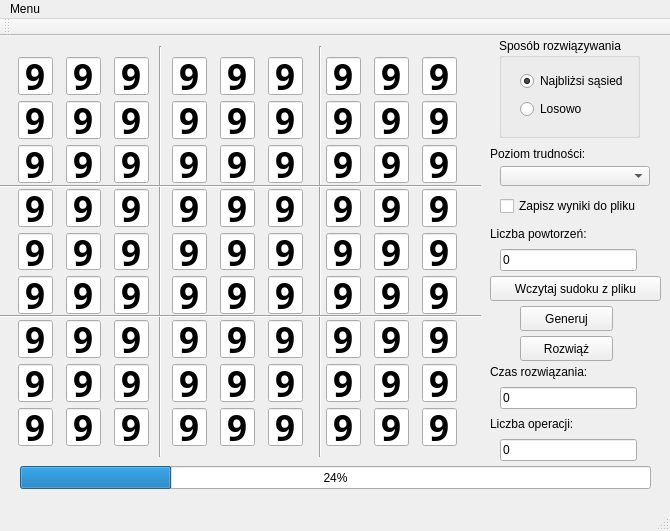
This is GUI/sudokugui.ui in Insekt0/lubie_placki as Qt 5 draws it before an edit. The edited form follows.
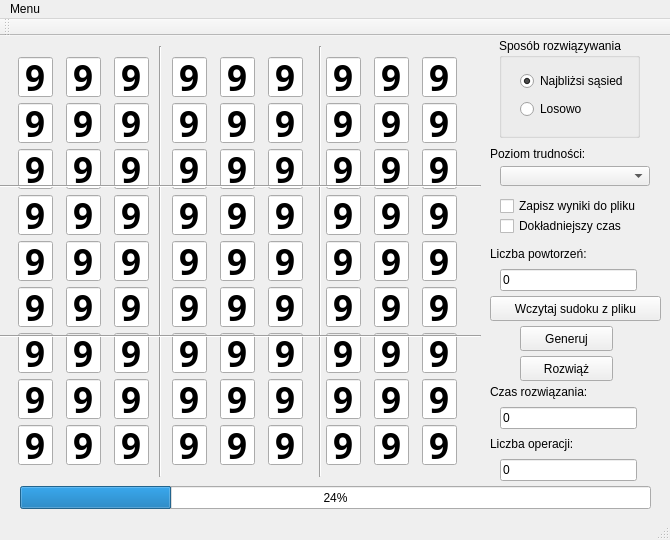
This is the edited form.

Commit message: Ptaszek dla MJa

Diff of the .ui file:
```diff
--- a/GUI/sudokugui.ui
+++ b/GUI/sudokugui.ui
@@ -7,7 +7,7 @@
     <x>0</x>
     <y>0</y>
     <width>670</width>
-    <height>531</height>
+    <height>540</height>
    </rect>
   </property>
   <property name="sizePolicy">
@@ -25,7 +25,7 @@
   <property name="maximumSize">
    <size>
     <width>670</width>
-    <height>531</height>
+    <height>540</height>
    </size>
   </property>
   <property name="windowTitle">
@@ -47,14 +47,14 @@
    <property name="maximumSize">
     <size>
      <width>670</width>
-     <height>480</height>
+     <height>490</height>
     </size>
    </property>
    <widget class="QPushButton" name="generateButton">
     <property name="geometry">
      <rect>
       <x>520</x>
-      <y>270</y>
+      <y>290</y>
       <width>93</width>
       <height>25</height>
      </rect>
@@ -98,7 +98,7 @@
     <property name="geometry">
      <rect>
       <x>500</x>
-      <y>351</y>
+      <y>371</y>
       <width>137</width>
       <height>22</height>
      </rect>
@@ -130,7 +130,7 @@
     <property name="geometry">
      <rect>
       <x>500</x>
-      <y>213</y>
+      <y>233</y>
       <width>137</width>
       <height>22</height>
      </rect>
@@ -146,7 +146,7 @@
     <property name="geometry">
      <rect>
       <x>500</x>
-      <y>403</y>
+      <y>423</y>
       <width>137</width>
       <height>22</height>
      </rect>
@@ -215,7 +215,7 @@
       <x>0</x>
       <y>10</y>
       <width>481</width>
-      <height>411</height>
+      <height>431</height>
      </rect>
     </property>
     <layout class="QVBoxLayout" name="SudokuGridMainVerticalLayout">
@@ -4206,7 +4206,7 @@
     <property name="geometry">
      <rect>
       <x>490</x>
-      <y>328</y>
+      <y>348</y>
       <width>104</width>
       <height>16</height>
      </rect>
@@ -4219,7 +4219,7 @@
     <property name="geometry">
      <rect>
       <x>490</x>
-      <y>190</y>
+      <y>210</y>
       <width>104</width>
       <height>16</height>
      </rect>
@@ -4232,7 +4232,7 @@
     <property name="geometry">
      <rect>
       <x>490</x>
-      <y>380</y>
+      <y>400</y>
       <width>104</width>
       <height>16</height>
      </rect>
@@ -4247,7 +4247,7 @@
       <x>150</x>
       <y>10</y>
       <width>21</width>
-      <height>411</height>
+      <height>431</height>
      </rect>
     </property>
     <property name="orientation">
@@ -4260,7 +4260,7 @@
       <x>310</x>
       <y>10</y>
       <width>21</width>
-      <height>411</height>
+      <height>431</height>
      </rect>
     </property>
     <property name="orientation">
@@ -4284,7 +4284,7 @@
     <property name="geometry">
      <rect>
       <x>0</x>
-      <y>270</y>
+      <y>290</y>
       <width>481</width>
       <height>20</height>
      </rect>
@@ -4297,7 +4297,7 @@
     <property name="geometry">
      <rect>
       <x>520</x>
-      <y>300</y>
+      <y>320</y>
       <width>93</width>
       <height>25</height>
      </rect>
@@ -4332,7 +4332,7 @@
     <property name="geometry">
      <rect>
       <x>490</x>
-      <y>240</y>
+      <y>260</y>
       <width>171</width>
       <height>25</height>
      </rect>
@@ -4345,7 +4345,7 @@
     <property name="geometry">
      <rect>
       <x>20</x>
-      <y>430</y>
+      <y>450</y>
       <width>631</width>
       <height>23</height>
      </rect>
@@ -4354,6 +4354,19 @@
      <number>24</number>
     </property>
    </widget>
+   <widget class="QCheckBox" name="higherTimeResCheckbox">
+    <property name="geometry">
+     <rect>
+      <x>500</x>
+      <y>180</y>
+      <width>141</width>
+      <height>20</height>
+     </rect>
+    </property>
+    <property name="text">
+     <string>Dokładniejszy czas</string>
+    </property>
+   </widget>
   </widget>
   <widget class="QMenuBar" name="menuBar">
    <property name="geometry">
```
Left out of the diff: 2 changed lines with no effect on the pictures. The commit also changes 2 other files.
